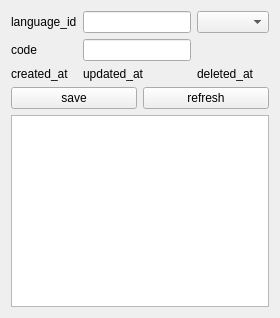
This is views/langtags/xml/language_form.ui in CocoMarck/Multi-Idioma_test as Qt 5 draws it before an edit. The edited form follows.
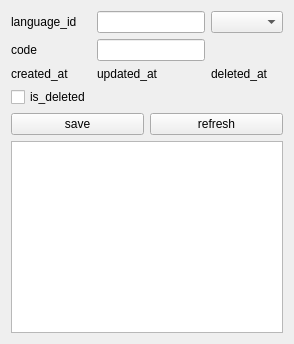
This is the edited form.

Commit message: is_deleted

```diff
--- a/views/langtags/xml/language_form.ui
+++ b/views/langtags/xml/language_form.ui
@@ -50,6 +50,12 @@
       </widget>
      </item>
 
+     <item row="3" column="0">
+      <widget class="QCheckBox" name="checkbox_is_deleted">
+       <property name="text"><string>is_deleted</string></property>
+      </widget>
+     </item>
+
     </layout>
    </item>
 
```
The commit also changes 4 other files.
